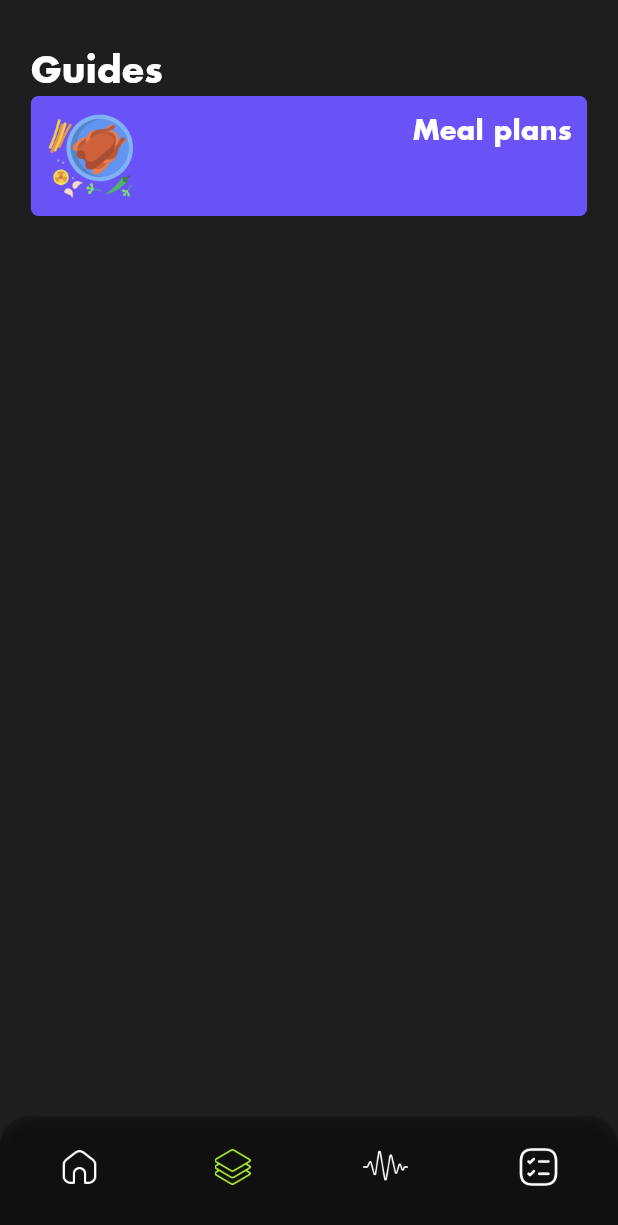
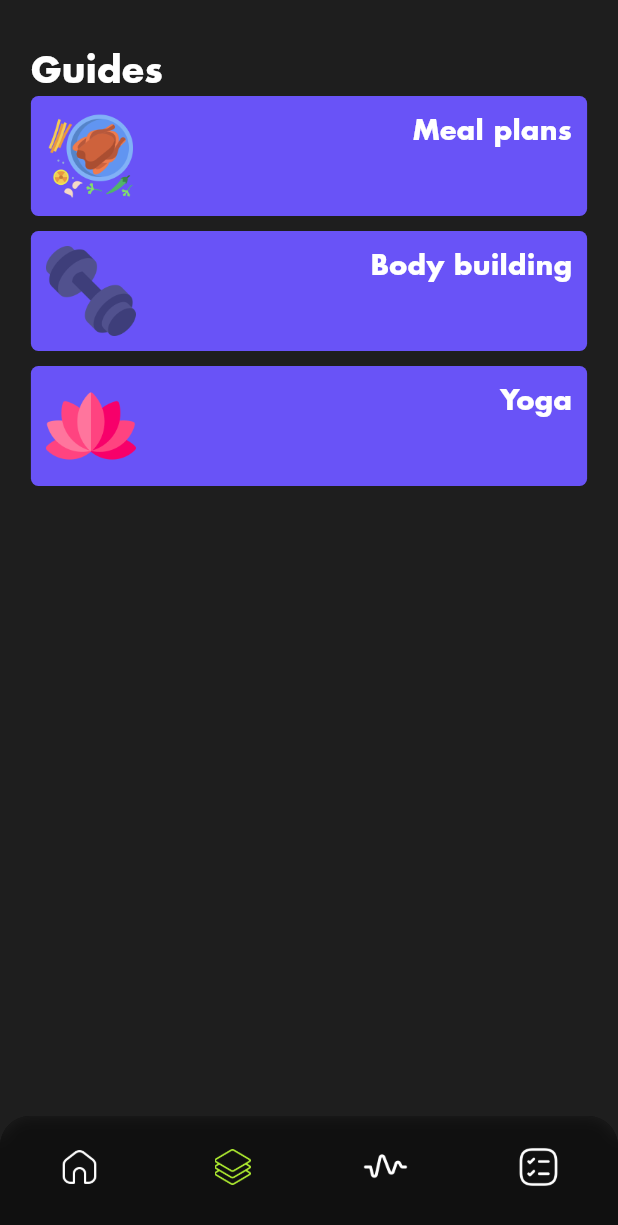
Before and after one commit to Salim-Ali-94/neutrino, a Flutter app: the screen it shows after launch, item 2 of the bottom bar chosen, on a phone screen of 412 x 824 dp. Shown: the top 1225 px of the screen. Run offline on Flutter 3.47's test engine with Material 3 defaults, Android fonts, the phone set to English and light mode, and no system bars; our stand-ins replace fl_chart, liquid_progress_indicator_v2.

Commit message:
some progress on design

```diff
--- a/lib/main.dart
+++ b/lib/main.dart
@@ -1,5 +1,6 @@
 import "package:flutter/material.dart";
 import "package:neutrino/utility/screen_manager.dart";
+import "package:neutrino/screens/difficulty.dart";
 import "package:flutter/services.dart";
 
 
@@ -23,7 +24,8 @@ class App extends StatelessWidget {
                        theme: ThemeData(colorScheme: ColorScheme.fromSeed(seedColor: Colors.deepPurple),
                                         canvasColor: Colors.transparent, useMaterial3: true),
 
-                       routes: { "/": (context) => ScreenManager() });
+                       routes: { "/": (context) => ScreenManager(),
+                                 "/difficulty": (context) => Difficulty() });
 
   }
 
--- a/lib/screens/advisor.dart
+++ b/lib/screens/advisor.dart
@@ -14,7 +14,13 @@ class Advisor extends StatelessWidget {
 
     return Scaffold(backgroundColor: granite,
                     body: SingleChildScrollView(physics: BouncingScrollPhysics(parent: AlwaysScrollableScrollPhysics()),
-                                                child: Column(crossAxisAlignment: CrossAxisAlignment.start, children: [Container(margin: EdgeInsets.only(top: 30, left: screenWidth*0.05), child: Text("Guides", style: TextStyle(color: Colors.white, fontFamily: "Futura", fontSize: 24, fontWeight: FontWeight.w700))), OptionCard()])));
+                                                // child: Column(crossAxisAlignment: CrossAxisAlignment.start, children: [Container(margin: EdgeInsets.only(top: 30, left: screenWidth*0.05), child: Text("Guides", style: TextStyle(color: Colors.white, fontFamily: "Futura", fontSize: 24, fontWeight: FontWeight.w700))), OptionCard()])));
+                                                child: Column(crossAxisAlignment: CrossAxisAlignment.start, children: [Container(margin: EdgeInsets.only(top: 30, left: screenWidth*0.05), child: Text("Guides", style: TextStyle(color: Colors.white, fontFamily: "Futura", fontSize: 24, fontWeight: FontWeight.w700))),
+                                                                                                                       ListView.separated(scrollDirection: Axis.vertical, itemCount: categories.length,
+                                                                                                                                          physics: NeverScrollableScrollPhysics(),
+                                                                                                                                          shrinkWrap: true, primary: false,
+                                                                                                                                          separatorBuilder: (context, index) => SizedBox(width: 8),
+                                                                                                                                          itemBuilder: (context, index) => OptionCard(category: categories[index]["category"], image: categories[index]["image"], gap: (index != categories.length - 1) ?  10 : 0))])));
 
   }
 
--- a/lib/utility/constants.dart
+++ b/lib/utility/constants.dart
@@ -52,9 +52,18 @@ const Map<String, String> units = { "bmi": "kg/m\u00B2",
 const Map<String, String> icons = { "bmi": "assets/icons/scale.png",
                                     "sleep": "assets/icons/sleep.png",
                                     "water": "assets/icons/water.png",
-                                    "heart rate": "assets/icons/heart-beat.png" };
+                                    "heart rate": "assets/icons/beat.png" };
 
 const Map<String, Color> colours = { "bmi": blue,
                                      "sleep": orange,
                                      "water": purple,
                                      "heart rate": green };
+
+const List<Map<String, dynamic>> categories = [{ "image": "assets/icons/meal.png",
+                                           "category": "Meal plans" },
+
+                                         { "image": "assets/icons/dumbbell.png",
+                                           "category": "Body building" },
+
+                                         { "image": "assets/icons/lotus.png",
+                                           "category": "Yoga" }];
--- a/lib/widgets/nav_bar.dart
+++ b/lib/widgets/nav_bar.dart
@@ -21,7 +21,7 @@ class BottomNavBar extends StatelessWidget {
                                             currentIndex: tab,
                                             items: [BottomNavigationBarItem(icon: (tab == 0) ? ColorFiltered(colorFilter: ColorFilter.mode(nature, BlendMode.srcATop), child: Image.asset("assets/icons/house.png", width: 24)) : Image.asset("assets/icons/house.png", width: 24), label: ""),
                                                     BottomNavigationBarItem(icon: (tab == 1) ? ColorFiltered(colorFilter: ColorFilter.mode(nature, BlendMode.srcATop), child: Image.asset("assets/icons/stack.png", width: 24)) : Image.asset("assets/icons/stack.png", width: 24), label: ""),
-                                                    BottomNavigationBarItem(icon: (tab == 2) ? ColorFiltered(colorFilter: ColorFilter.mode(nature, BlendMode.srcATop), child: Image.asset("assets/icons/stats.png", width: 32)) : Image.asset("assets/icons/stats.png", width: 32), label: ""),
+                                                    BottomNavigationBarItem(icon: (tab == 2) ? ColorFiltered(colorFilter: ColorFilter.mode(nature, BlendMode.srcATop), child: Image.asset("assets/icons/signal.png", width: 32)) : Image.asset("assets/icons/signal.png", width: 32), label: ""),
                                                     BottomNavigationBarItem(icon: (tab == 3) ? ColorFiltered(colorFilter: ColorFilter.mode(nature, BlendMode.srcATop), child: Image.asset("assets/icons/details.png", width: 28)) : Image.asset("assets/icons/details.png", width: 28), label: "")]));
 
   }
--- a/lib/widgets/option_card.dart
+++ b/lib/widgets/option_card.dart
@@ -1,11 +1,38 @@
 import "package:flutter/material.dart";
 import "package:neutrino/utility/constants.dart";
 // safeareaview
+import "package:http/http.dart" as http;
+import "dart:convert";
+import "dart:io";
 
 
 class OptionCard extends StatelessWidget {
 
-  OptionCard({ super.key });
+  final String image;
+  final String category;
+  final double gap;
+
+  OptionCard({ super.key,
+               required this.image,
+               required this.gap,
+               required this.category });
+
+  void getAPI() async {
+
+    var muscle = "biceps";
+    final response = await http.get(Uri.parse("https://api.api-ninjas.com/v1/exercises?muscle=${muscle}"), headers: {"X-Api-Key": "dCBm1tk88dp0frxeM3ydNw==YM3OBQhZz8KWJC8C" });
+    // ?muscle=biceps&difficulty=beginner&type=strength
+    print("statusCode");
+    print(response.statusCode);
+
+    if (response.statusCode == 200) {
+
+      final data = jsonDecode(response.body.toString());
+      print(data);
+
+    }
+
+  }
 
   @override
   Widget build(BuildContext context) {
@@ -13,12 +40,13 @@ class OptionCard extends StatelessWidget {
     final screenWidth = MediaQuery.of(context).size.width;
 
     // return Container(width: screenWidth*0.9, height: 100, padding: const EdgeInsets.all(10),
-    return GestureDetector(onTap: () => print("option card"),
-                           child: Center(child: Container(width: screenWidth*0.9, height: 80, padding: const EdgeInsets.all(10),
+    // return GestureDetector(onTap: () => getAPI(),
+    return GestureDetector(onTap: () => Navigator.pushNamed(context, "/difficulty"),
+                           child: Center(child: Container(width: screenWidth*0.9, height: 80, padding: const EdgeInsets.all(10), margin: EdgeInsets.only(bottom: gap),
                                                           decoration: BoxDecoration(color: blue, borderRadius: BorderRadius.all(Radius.circular(5))),
                                                           //  decoration: BoxDecoration(color: nectarine, borderRadius: BorderRadius.all(Radius.circular(10))),
                                                           child: Row(mainAxisAlignment: MainAxisAlignment.spaceBetween, crossAxisAlignment: CrossAxisAlignment.start,
-                                                                      children: [Image.asset("assets/icons/meal.png"), Text("Meal plans", style: TextStyle(color: Colors.white, fontFamily: "Futura", fontWeight: FontWeight.w700, fontSize: 18))]))));
+                                                                      children: [Image.asset(image), Text(category, style: TextStyle(color: Colors.white, fontFamily: "Futura", fontWeight: FontWeight.w700, fontSize: 18))]))));
                                                                       // children: [Image.asset("assets/icons/meal.png"), Text("Meal plan", style: TextStyle(color: granite, fontFamily: "Futura", fontWeight: FontWeight.w500, fontSize: 18))]));
 
   }
--- a/pubspec.yaml
+++ b/pubspec.yaml
@@ -37,6 +37,7 @@ dependencies:
   cupertino_icons: ^1.0.2
   liquid_progress_indicator_v2: ^0.5.0
   fl_chart: ^0.64.0
+  http: ^1.1.0
 
 dev_dependencies:
   flutter_test:
```
Also changed, not shown: lib/screens/difficulty.dart (added, +24 -0 lines), lib/screens/home.dart (+11 -6 lines), assets/icons/signal.png (added), lib/utility/screen_manager.dart (line endings or trailing spaces), pubspec.lock, 1 other file.
